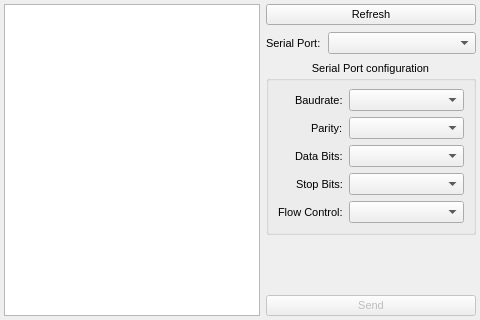
This is src/ui/loader.ui in simaoamorim/SerialProgramLoader as Qt 5 draws it before an edit. The edited form follows.
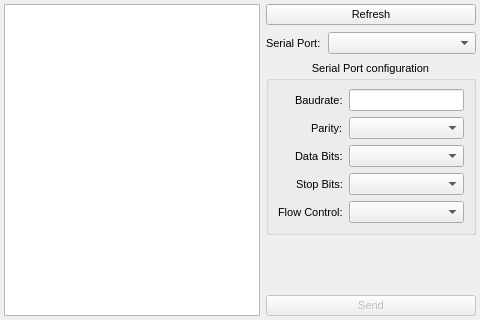
This is the edited form.

```diff
--- a/src/ui/loader.ui
+++ b/src/ui/loader.ui
@@ -99,9 +99,6 @@
            </property>
           </widget>
          </item>
-         <item row="0" column="1">
-          <widget class="QComboBox" name="baudrateChooser"/>
-         </item>
          <item row="1" column="0">
           <widget class="QLabel" name="parity_label">
            <property name="sizePolicy">
@@ -154,6 +151,9 @@
            </property>
           </widget>
          </item>
+         <item row="0" column="1">
+          <widget class="QLineEdit" name="baudRateInput"/>
+         </item>
         </layout>
        </widget>
       </item>
```
